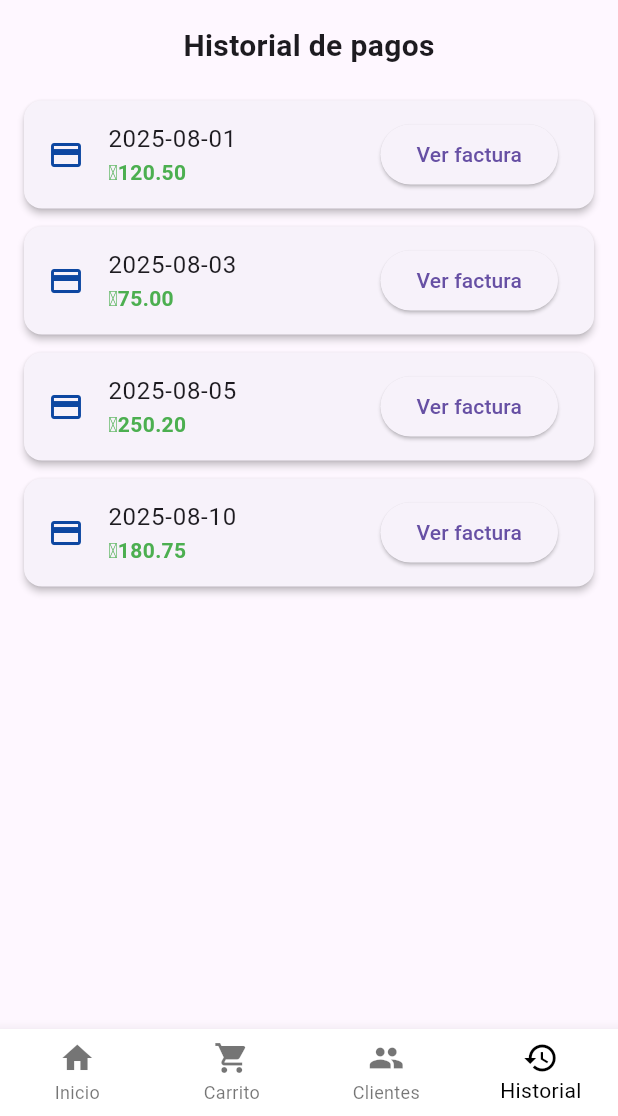
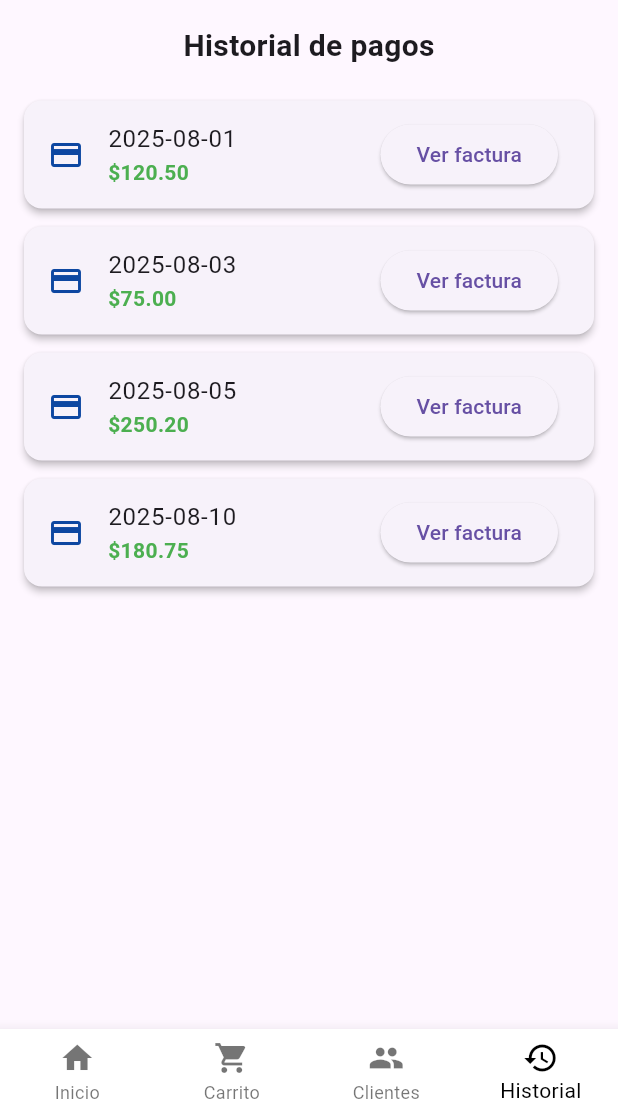
Before and after one commit to AndroidCodecta/fluttertest, a Flutter app: the HistorialPage2 screen opened directly, on a phone screen of 412 x 824 dp, the part 120-1236 px from its top. Run offline on Flutter 3.47's test engine with Material 3 defaults, Android fonts, the phone set to English and light mode, and no system bars.

Commit message:
fix: dolar char

```diff
--- a/lib/screens/historial/historial_page_2.dart
+++ b/lib/screens/historial/historial_page_2.dart
@@ -57,7 +57,7 @@ class HistorialPage2 extends StatelessWidget {
                     leading: Icon(Icons.payment, color: Colors.blue[900]),
                     title: Text(pago['fecha']),
                     subtitle: Text(
-                      '₲${pago['monto'].toStringAsFixed(2)}',
+                      '\$${pago['monto'].toStringAsFixed(2)}',
                       style: const TextStyle(
                         color: Colors.green,
                         fontWeight: FontWeight.bold,
```
